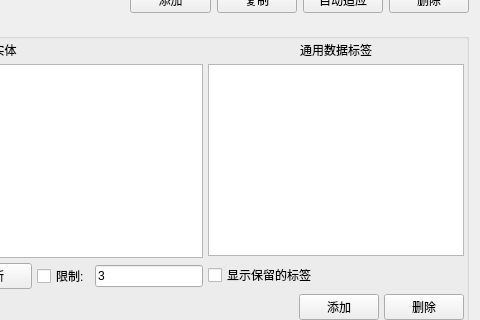
This is AdvancedDataManager.ui in whatudone/plotxy as Qt 5 draws it before an edit; both pictures show x 858 to 1338 and y 230 to 550 of the 1338 by 824 pixel window. The edited form follows.
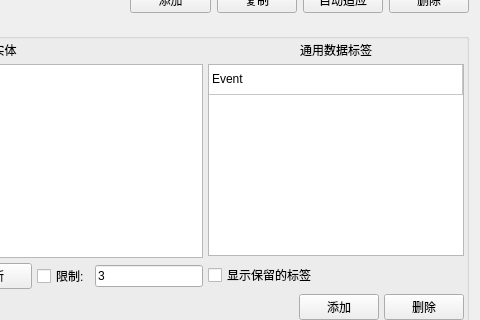
This is the edited form. Custom widgets are drawn as their Qt base class.

Patch:
```diff
--- a/AdvancedDataManager.ui
+++ b/AdvancedDataManager.ui
@@ -653,7 +653,17 @@
                     <attribute name="verticalHeaderVisible">
                      <bool>false</bool>
                     </attribute>
+                    <row>
+                     <property name="text">
+                      <string>1</string>
+                     </property>
+                    </row>
                     <column/>
+                    <item row="0" column="0">
+                     <property name="text">
+                      <string>Event</string>
+                     </property>
+                    </item>
                    </widget>
                   </item>
                   <item>
```
